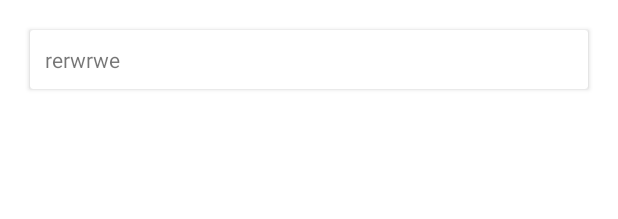
After one commit to slavka08/AppContentResolverClient, an Android app: the layout item_layout.xml on its own in the app's theme, with its tools: preview values and no code run, on a phone screen of 412 x 824 dp. The commit adds this screen. Shown: the top 219 px of the screen. Run offline under Robolectric (Android 15) with nearby library versions, the phone set to English and light mode, and no system bars.

```diff
--- a/app/src/main/AndroidManifest.xml
+++ b/app/src/main/AndroidManifest.xml
@@ -1,7 +1,7 @@
 <?xml version="1.0" encoding="utf-8"?>
 <manifest xmlns:android="http://schemas.android.com/apk/res/android"
     package="by.tms.appcontentresolver">
-
+<uses-permission android:name="android.permission.READ_CONTACTS"/>
     <application
         android:allowBackup="true"
         android:icon="@mipmap/ic_launcher"
--- /dev/null
+++ b/app/src/main/java/by/tms/appcontentresolver/entity/Item.kt
@@ -0,0 +1,4 @@
+package by.tms.appcontentresolver.entity
+
+data class Item(val id: Int, val name:String) {
+}
--- /dev/null
+++ b/app/src/main/res/layout/item_layout.xml
@@ -0,0 +1,22 @@
+<?xml version="1.0" encoding="utf-8"?>
+<androidx.cardview.widget.CardView xmlns:android="http://schemas.android.com/apk/res/android"
+    android:layout_width="match_parent"
+    android:layout_height="wrap_content"
+    xmlns:tools="http://schemas.android.com/tools"
+    xmlns:app="http://schemas.android.com/apk/res-auto"
+    android:layout_margin="20dp">
+
+    <androidx.constraintlayout.widget.ConstraintLayout
+        android:layout_width="match_parent"
+        android:layout_height="match_parent"
+        android:padding="10dp">
+
+        <TextView
+            android:id="@+id/tvName"
+            android:layout_width="wrap_content"
+            android:layout_height="wrap_content"
+            app:layout_constraintStart_toStartOf="parent"
+            app:layout_constraintTop_toTopOf="parent"
+            tools:text="rerwrwe" />
+    </androidx.constraintlayout.widget.ConstraintLayout>
+</androidx.cardview.widget.CardView>
```
Also changed, not shown: app/src/main/java/by/tms/appcontentresolver/MainActivity.kt (+41 -10 lines), app/src/main/java/by/tms/appcontentresolver/adapter/adapterRv.kt (added, +34 -0 lines), app/src/main/res/layout/activity_main.xml (+31 -7 lines).
